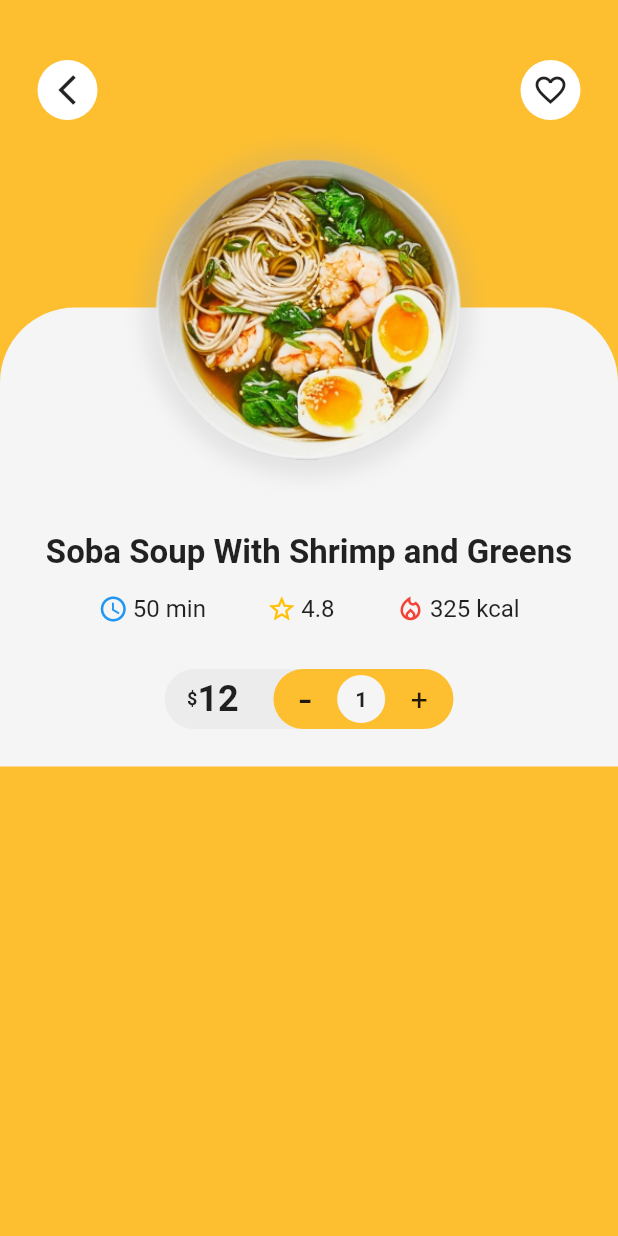
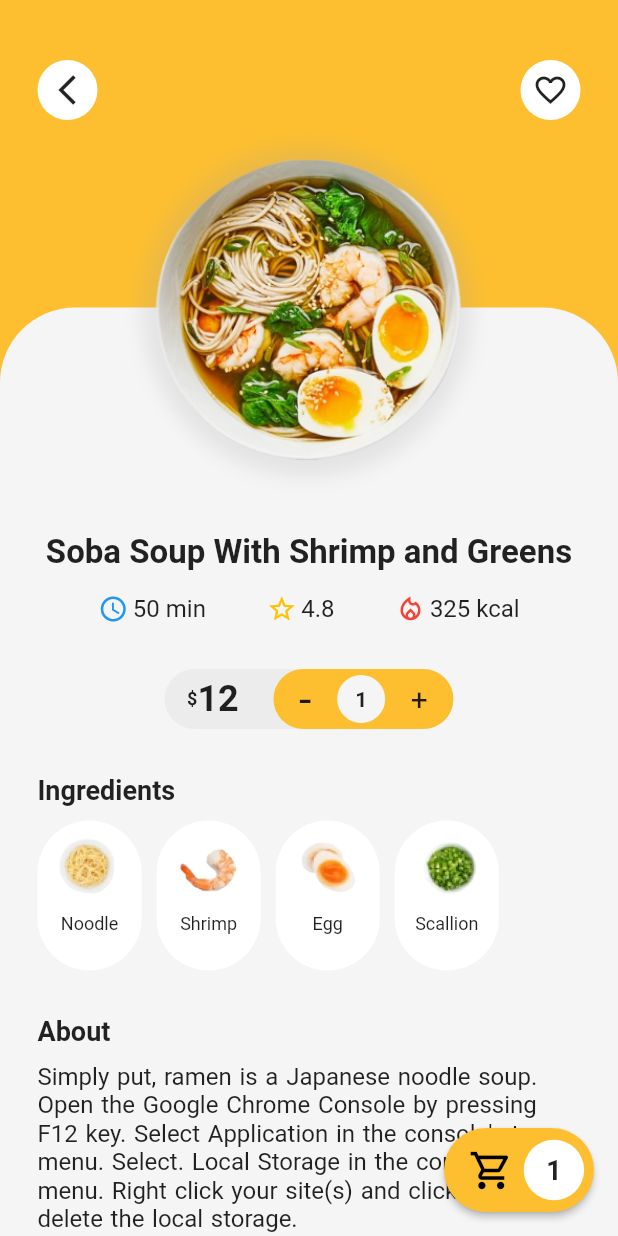
Before and after one commit to motasimfuad/food_delivery_app_flutter, a Flutter app: the DetailPage screen opened directly with sample values from the repository, on a phone screen of 412 x 824 dp. Run offline on Flutter 3.47's test engine with Material 2 defaults, Android fonts, the phone set to English and light mode, and no system bars; our stand-ins replace smooth_page_indicator.

Commit message:
details page done

```diff
--- a/lib/modals/food.dart
+++ b/lib/modals/food.dart
@@ -40,7 +40,7 @@ class Food {
             'Noodle': 'assets/images/ingre1.png',
           },
           {
-            'Shrimp': 'assets/images/ingr2.png',
+            'Shrimp': 'assets/images/ingre2.png',
           },
           {
             'Egg': 'assets/images/ingre3.png',
@@ -49,7 +49,7 @@ class Food {
             'Scallion': 'assets/images/ingre4.png',
           },
         ],
-        'Simply put, ramen is a Japanese noodle soup.',
+        'Simply put, ramen is a Japanese noodle soup. Open the Google Chrome Console by pressing F12 key. Select Application in the console\'s top menu. Select. Local Storage in the console\'s left menu. Right click your site(s) and click clear to delete the local storage.',
       ),
       Food(
         'assets/images/dish2.png',
@@ -65,7 +65,7 @@ class Food {
             'Noodle': 'assets/images/ingre1.png',
           },
           {
-            'Shrimp': 'assets/images/ingr2.png',
+            'Shrimp': 'assets/images/ingre2.png',
           },
           {
             'Egg': 'assets/images/ingre3.png',
@@ -74,7 +74,7 @@ class Food {
             'Scallion': 'assets/images/ingre4.png',
           },
         ],
-        'Simply put, ramen is a Japanese noodle soup.',
+        'Simply put, ramen is a Japanese noodle soup. Open the Google Chrome Console by pressing F12 key. Select Application in the console\'s top menu. Select. Local Storage in the console\'s left menu. Right click your site(s) and click clear to delete the local storage.',
         highLight: true,
       ),
       Food(
@@ -91,7 +91,7 @@ class Food {
             'Noodle': 'assets/images/ingre1.png',
           },
           {
-            'Shrimp': 'assets/images/ingr2.png',
+            'Shrimp': 'assets/images/ingre2.png',
           },
           {
             'Egg': 'assets/images/ingre3.png',
@@ -100,7 +100,7 @@ class Food {
             'Scallion': 'assets/images/ingre4.png',
           },
         ],
-        'Simply put, ramen is a Japanese noodle soup.',
+        'Simply put, ramen is a Japanese noodle soup. Open the Google Chrome Console by pressing F12 key. Select Application in the console\'s top menu. Select. Local Storage in the console\'s left menu. Right click your site(s) and click clear to delete the local storage.',
         highLight: false,
       ),
     ];
@@ -122,7 +122,7 @@ class Food {
             'Noodle': 'assets/images/ingre1.png',
           },
           {
-            'Shrimp': 'assets/images/ingr2.png',
+            'Shrimp': 'assets/images/ingre2.png',
           },
           {
             'Egg': 'assets/images/ingre3.png',
@@ -131,7 +131,7 @@ class Food {
             'Scallion': 'assets/images/ingre4.png',
           },
         ],
-        'Simply put, ramen is a Japanese noodle soup.',
+        'Simply put, ramen is a Japanese noodle soup. Open the Google Chrome Console by pressing F12 key. Select Application in the console\'s top menu. Select. Local Storage in the console\'s left menu. Right click your site(s) and click clear to delete the local storage.',
         highLight: false,
       ),
     ];
--- a/lib/screens/detail/detail.dart
+++ b/lib/screens/detail/detail.dart
@@ -1,3 +1,4 @@
+import 'package:flutter/cupertino.dart';
 import 'package:flutter/material.dart';
 import 'package:food_delivery_app_flutter/constants/colors.dart';
 import 'package:food_delivery_app_flutter/modals/food.dart';
@@ -27,6 +28,45 @@ class DetailPage extends StatelessWidget {
           ],
         ),
       ),
+      floatingActionButton: Container(
+        width: 100,
+        height: 56,
+        child: RawMaterialButton(
+          padding: EdgeInsets.only(
+            left: 10,
+          ),
+          elevation: 2,
+          fillColor: kPrimary,
+          shape: RoundedRectangleBorder(
+            borderRadius: BorderRadius.circular(50),
+          ),
+          onPressed: () {},
+          child: Row(
+            mainAxisAlignment: MainAxisAlignment.spaceEvenly,
+            children: [
+              Icon(
+                Icons.shopping_cart_outlined,
+                color: Colors.black,
+                size: 30,
+              ),
+              Container(
+                padding: EdgeInsets.all(15),
+                decoration: BoxDecoration(
+                  color: Colors.white,
+                  shape: BoxShape.circle,
+                ),
+                child: Text(
+                  food.quantity.toString(),
+                  style: TextStyle(
+                    fontWeight: FontWeight.bold,
+                    fontSize: 18,
+                  ),
+                ),
+              ),
+            ],
+          ),
+        ),
+      ),
     );
   }
 }
--- a/lib/screens/detail/widget/food_detail.dart
+++ b/lib/screens/detail/widget/food_detail.dart
@@ -45,6 +45,70 @@ class FoodDetail extends StatelessWidget {
           ),
           SizedBox(height: 30),
           FoodQuantity(food),
+          SizedBox(height: 30),
+          Row(
+            children: [
+              Text(
+                'Ingredients',
+                style: TextStyle(
+                  fontWeight: FontWeight.bold,
+                  fontSize: 18,
+                ),
+              )
+            ],
+          ),
+          SizedBox(height: 10),
+          // ingredients list
+          Container(
+            height: 100,
+            child: ListView.separated(
+                scrollDirection: Axis.horizontal,
+                itemBuilder: (context, index) => Container(
+                      padding: EdgeInsets.all(5),
+                      decoration: BoxDecoration(
+                        color: Colors.white,
+                        borderRadius: BorderRadius.circular(40),
+                      ),
+                      child: Column(
+                        children: [
+                          Image.asset(
+                            food.ingredients[index].values.first,
+                            height: 52,
+                            fit: BoxFit.cover,
+                          ),
+                          SizedBox(height: 5),
+                          Text(
+                            food.ingredients[index].keys.first,
+                            style: TextStyle(
+                              fontSize: 12,
+                            ),
+                          ),
+                        ],
+                      ),
+                    ),
+                separatorBuilder: (_, index) => SizedBox(width: 10),
+                itemCount: food.ingredients.length),
+          ),
+          SizedBox(height: 30),
+          Row(
+            children: [
+              Text(
+                'About',
+                style: TextStyle(
+                  fontWeight: FontWeight.bold,
+                  fontSize: 18,
+                ),
+              )
+            ],
+          ),
+          SizedBox(height: 10),
+          Text(
+            food.about,
+            style: TextStyle(
+              fontSize: 16,
+              wordSpacing: 1.2,
+            ),
+          ),
         ],
       ),
     );
--- a/lib/screens/home/widget/food_item.dart
+++ b/lib/screens/home/widget/food_item.dart
@@ -31,7 +31,7 @@ class FoodItem extends StatelessWidget {
           Expanded(
             child: Container(
               padding: const EdgeInsets.only(
-                top: 20,
+                top: 10,
                 left: 10,
                 right: 10,
               ),
@@ -41,12 +41,14 @@ class FoodItem extends StatelessWidget {
                   Row(
                     mainAxisAlignment: MainAxisAlignment.spaceBetween,
                     children: [
-                      Text(
-                        food.name,
-                        style: const TextStyle(
-                          fontSize: 16,
-                          fontWeight: FontWeight.bold,
-                          height: 1.5,
+                      Expanded(
+                        child: Text(
+                          food.name,
+                          style: const TextStyle(
+                            fontSize: 16,
+                            fontWeight: FontWeight.bold,
+                            height: 1.5,
+                          ),
                         ),
                       ),
                       const Icon(
```
